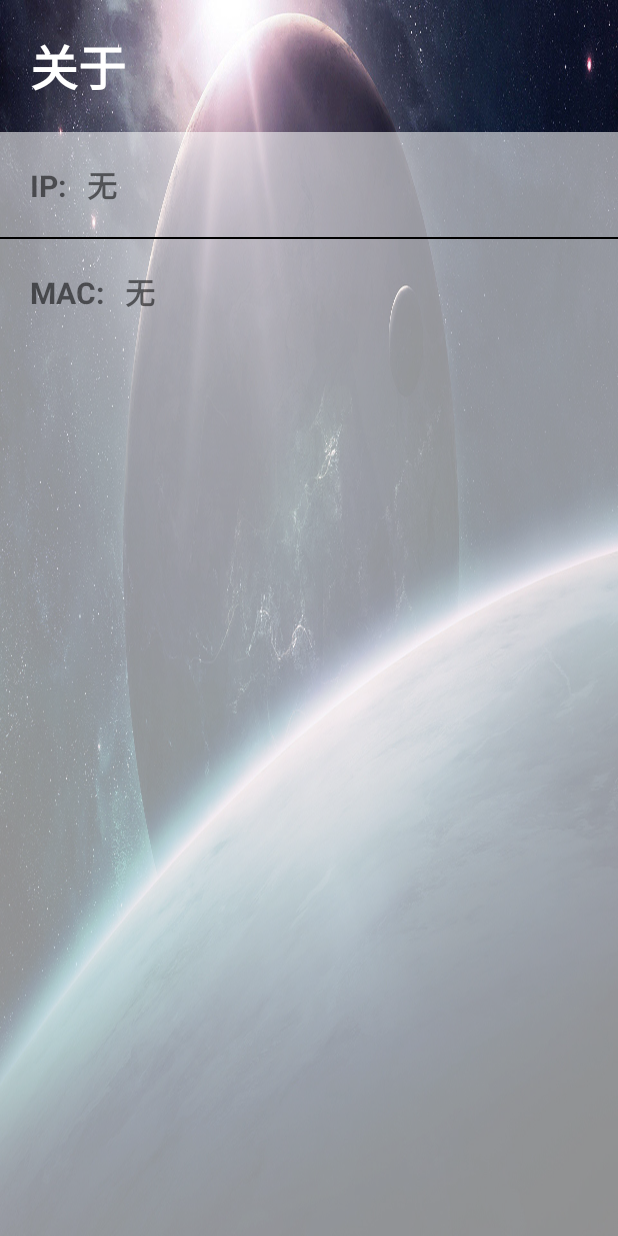
After one commit to yforyoung/Launcher, an Android app: the layout activity_about.xml on its own in the app's theme, with its tools: preview values and no code run, on a phone screen of 412 x 824 dp. The commit adds this screen. Run offline under Robolectric (Android 15) with nearby library versions, the phone set to English and light mode, and no system bars.

Commit message:
wifi连接的冲突处理，部分状态信息的显示

```diff
--- a/app/src/main/java/com/example/y/launcher/activity/SettingActivity.java
+++ b/app/src/main/java/com/example/y/launcher/activity/SettingActivity.java
@@ -9,15 +9,18 @@ import com.example.y.launcher.base.BaseActivity;
 
 public class SettingActivity extends BaseActivity implements View.OnClickListener {
     private TextView netSet;
+    private TextView info;
     @Override
     public void initView() {
         setContentView(R.layout.activity_setting);
         netSet=findViewById(R.id.net_set);
+        info=findViewById(R.id.info);
     }
 
     @Override
     public void initListener() {
         netSet.setOnClickListener(this);
+        info.setOnClickListener(this);
     }
 
     @Override
@@ -25,6 +28,9 @@ public class SettingActivity extends BaseActivity implements View.OnClickListene
         switch (v.getId()){
             case R.id.net_set:
                 jump2Activity(NetSettingActivity.class);
+                break;
+            case R.id.info:
+                jump2Activity(AboutActivity.class);
                 break;
         }
     }
--- /dev/null
+++ b/app/src/main/res/layout/activity_about.xml
@@ -0,0 +1,50 @@
+<?xml version="1.0" encoding="utf-8"?>
+<LinearLayout xmlns:android="http://schemas.android.com/apk/res/android"
+    xmlns:tools="http://schemas.android.com/tools"
+    android:layout_width="match_parent"
+    android:layout_height="match_parent"
+    android:background="@drawable/bg"
+    android:orientation="vertical"
+    tools:context=".activity.AboutActivity">
+
+    <TextView
+        android:layout_width="wrap_content"
+        android:layout_height="wrap_content"
+        android:layout_margin="20dp"
+        android:text="关于"
+        android:textColor="#fff"
+        android:textSize="32sp"
+        android:textStyle="bold" />
+
+    <LinearLayout
+        android:layout_width="match_parent"
+        android:layout_height="match_parent"
+        android:background="#90ffffff"
+        android:orientation="vertical"
+        tools:context=".activity.AboutActivity">
+
+        <TextView
+            android:id="@+id/ip"
+            android:layout_width="wrap_content"
+            android:layout_height="wrap_content"
+            android:layout_margin="20dp"
+            android:text="IP:   无"
+            android:textSize="20sp"
+            android:textStyle="bold" />
+
+        <View
+            android:layout_width="match_parent"
+            android:layout_height="1dp"
+            android:background="#000" />
+
+        <TextView
+            android:id="@+id/mac"
+            android:layout_width="wrap_content"
+            android:layout_height="wrap_content"
+            android:layout_margin="20dp"
+            android:text="MAC:   无"
+            android:textSize="20sp"
+            android:textStyle="bold" />
+
+    </LinearLayout>
+</LinearLayout>
--- a/app/src/main/res/layout/activity_net_setting.xml
+++ b/app/src/main/res/layout/activity_net_setting.xml
@@ -13,6 +13,7 @@
         android:layout_width="match_parent"
         android:layout_height="wrap_content"
         android:text="无线网络"
+        android:textStyle="bold"
         android:layout_margin="20dp"
         android:textColor="#fff"
         android:textSize="32sp" />
--- a/app/src/main/res/layout/activity_setting.xml
+++ b/app/src/main/res/layout/activity_setting.xml
@@ -60,6 +60,7 @@
         android:layout_height="0dp">
 
         <TextView
+
             android:text="关于"
             android:gravity="center"
             android:background="#464646"
```
Also changed, not shown: app/src/main/AndroidManifest.xml (+9 -10 lines), app/src/main/java/com/example/y/launcher/activity/AboutActivity.java (added, +73 -0 lines), app/src/main/java/com/example/y/launcher/activity/NetSettingActivity.java (+14 -4 lines), app/src/main/java/com/example/y/launcher/util/SpfUtil.java (added, +49 -0 lines), app/src/main/java/com/example/y/launcher/util/WifiSetUtil.java (+22 -23 lines).
